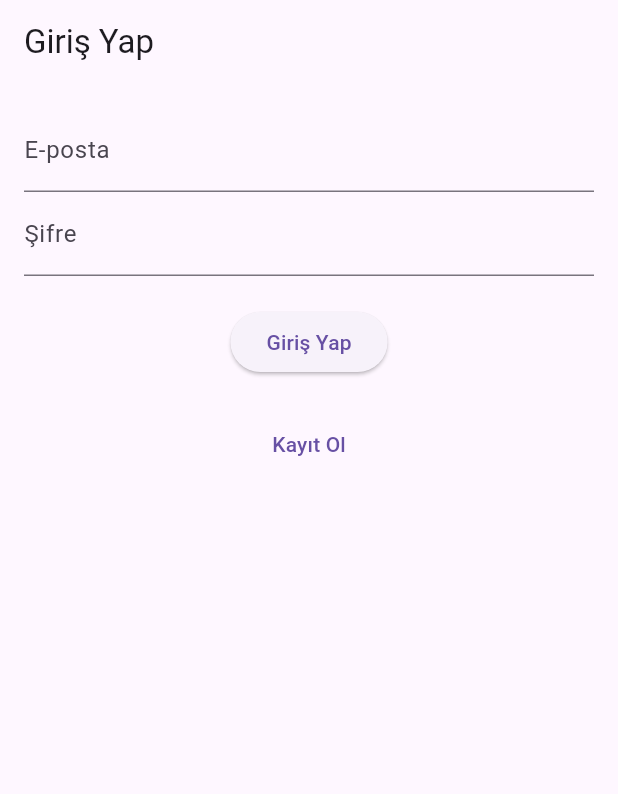
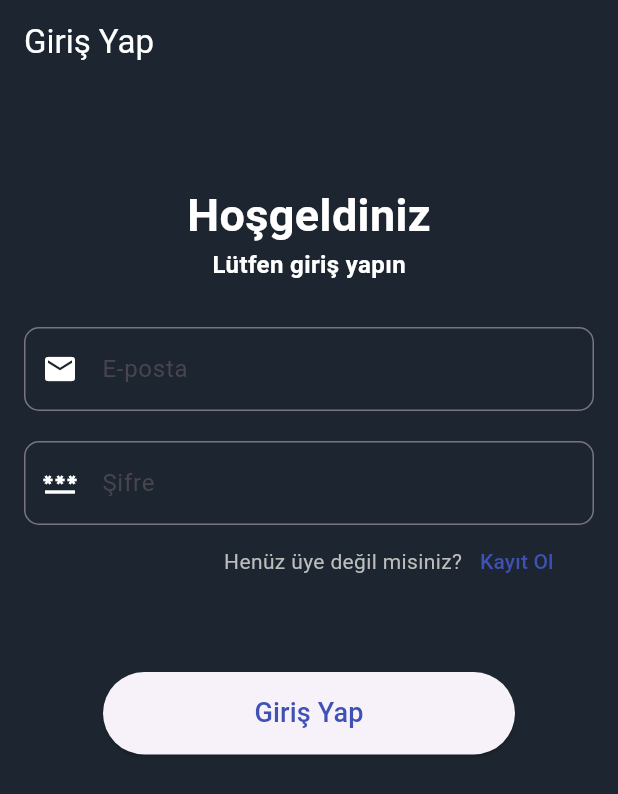
Before and after one commit to ozcann159/TodoApp, a Flutter app: the screen it shows after launch, on a phone screen of 412 x 824 dp. Shown: the top 794 px of the screen. Run offline on Flutter 3.47's test engine with Material 3 defaults, Android fonts, the phone set to English and light mode, and no system bars; our stand-ins replace cloud_firestore, firebase_auth, firebase_core, get; accounts and stored records are empty.

Commit message:
Updated login page design and functionality

```diff
--- a/lib/pages/login_page.dart
+++ b/lib/pages/login_page.dart
@@ -19,7 +19,7 @@ class _LoginPageState extends State<LoginPage> {
           email: emailController.text.trim(),
           password: passwordController.text.trim(),
         );
-        Get.offNamed('/todo-page');  // Başarılı girişten sonra yönlendirme
+        Get.offNamed('/todo-page'); // Başarılı girişten sonra yönlendirme
       } on FirebaseAuthException catch (e) {
         Get.snackbar('Error', e.message ?? 'Bir hata oluştu');
       } catch (e) {
@@ -31,16 +31,54 @@ class _LoginPageState extends State<LoginPage> {
   @override
   Widget build(BuildContext context) {
     return Scaffold(
-      appBar: AppBar(title: Text('Giriş Yap')),
-      body: Padding(
+      backgroundColor: const Color(0xFF1d2630),
+      appBar: AppBar(
+        title: const Text(
+          'Giriş Yap',
+        ),
+        backgroundColor: const Color(0xFF1d2630),
+        foregroundColor: Colors.white,
+      ),
+      body: SingleChildScrollView(
+        child: Padding(
           padding: const EdgeInsets.all(16.0),
-        child: Form(
+          child: Column(
+            children: [
+              const SizedBox(height: 50),
+              Text(
+                "Hoşgeldiniz",
+                style: TextStyle(
+                    fontSize: 30,
+                    fontWeight: FontWeight.bold,
+                    color: Colors.white),
+              ),
+              Text(
+                "Lütfen giriş yapın",
+                style: TextStyle(
+                    fontSize: 16,
+                    fontWeight: FontWeight.bold,
+                    color: Colors.white),
+              ),
+              SizedBox(height: 30),
+              Form(
                 key: _formKey,
                 child: Column(
                   children: [
                     TextFormField(
                       controller: emailController,
-                decoration: InputDecoration(labelText: 'E-posta'),
+                      style: const TextStyle(color: Colors.white),
+                      decoration: InputDecoration(
+                          prefixIcon: Icon(
+                            Icons.email,
+                            color: Colors.white,
+                          ),
+                          labelText: 'E-posta',
+                          focusedBorder: OutlineInputBorder(
+                            borderRadius: BorderRadius.circular(10),
+                            borderSide: const BorderSide(color: Colors.white60),
+                          ),
+                          border: OutlineInputBorder(
+                              borderRadius: BorderRadius.circular(10))),
                       keyboardType: TextInputType.emailAddress,
                       validator: (value) {
                         if (value == null || !value.contains('@')) {
@@ -49,9 +87,22 @@ class _LoginPageState extends State<LoginPage> {
                         return null;
                       },
                     ),
+                    const SizedBox(height: 20),
                     TextFormField(
                       controller: passwordController,
-                decoration: InputDecoration(labelText: 'Şifre'),
+                      style: const TextStyle(color: Colors.white),
+                      decoration: InputDecoration(
+                          prefixIcon: Icon(
+                            Icons.password,
+                            color: Colors.white,
+                          ),
+                          labelText: 'Şifre',
+                          focusedBorder: OutlineInputBorder(
+                            borderRadius: BorderRadius.circular(10),
+                            borderSide: const BorderSide(color: Colors.white60),
+                          ),
+                          border: OutlineInputBorder(
+                              borderRadius: BorderRadius.circular(10))),
                       obscureText: true,
                       validator: (value) {
                         if (value == null || value.length < 8) {
@@ -60,17 +111,43 @@ class _LoginPageState extends State<LoginPage> {
                         return null;
                       },
                     ),
-              SizedBox(height: 20),
-              ElevatedButton(
-                onPressed: login,
-                child: Text('Giriş Yap'),
+                    Padding(
+                      padding: const EdgeInsets.symmetric(horizontal: 15),
+                      child: Row(
+                        mainAxisAlignment: MainAxisAlignment.end,
+                        children: [
+                          Text(
+                            'Henüz üye değil misiniz?',
+                            style: TextStyle(
+                                color: Colors.grey[400], fontSize: 14),
                           ),
-              SizedBox(height: 20),
                           TextButton(
                             onPressed: () {
                               Get.toNamed('/register');
                             },
-                child: Text('Kayıt Ol'),
+                            child: const Text(
+                              'Kayıt Ol',
+                              style: TextStyle(color: Colors.indigo),
+                            ),
+                          ),
+                        ],
+                      ),
+                    ),
+                    const SizedBox(height: 50),
+                    SizedBox(
+                      height: 55,
+                      width: MediaQuery.of(context).size.width / 1.5,
+                      child: ElevatedButton(
+                        onPressed: login,
+                        child: const Text(
+                          'Giriş Yap',
+                          style: TextStyle(color: Colors.indigo, fontSize: 18),
+                        ),
+                      ),
+                    ),
+                    const SizedBox(height: 20),
+                  ],
+                ),
               ),
             ],
           ),
```
Also changed, not shown: lib/pages/sign_up.dart (deleted, +0 -95 lines). Lines whose indentation alone changed are shown as unchanged.
